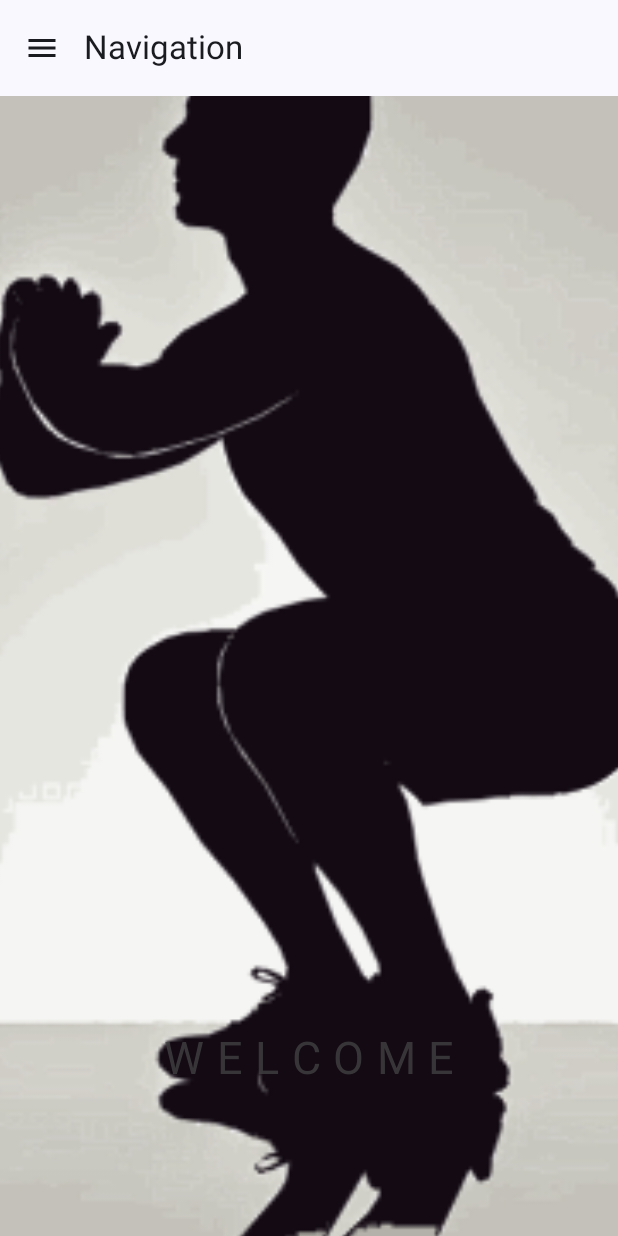
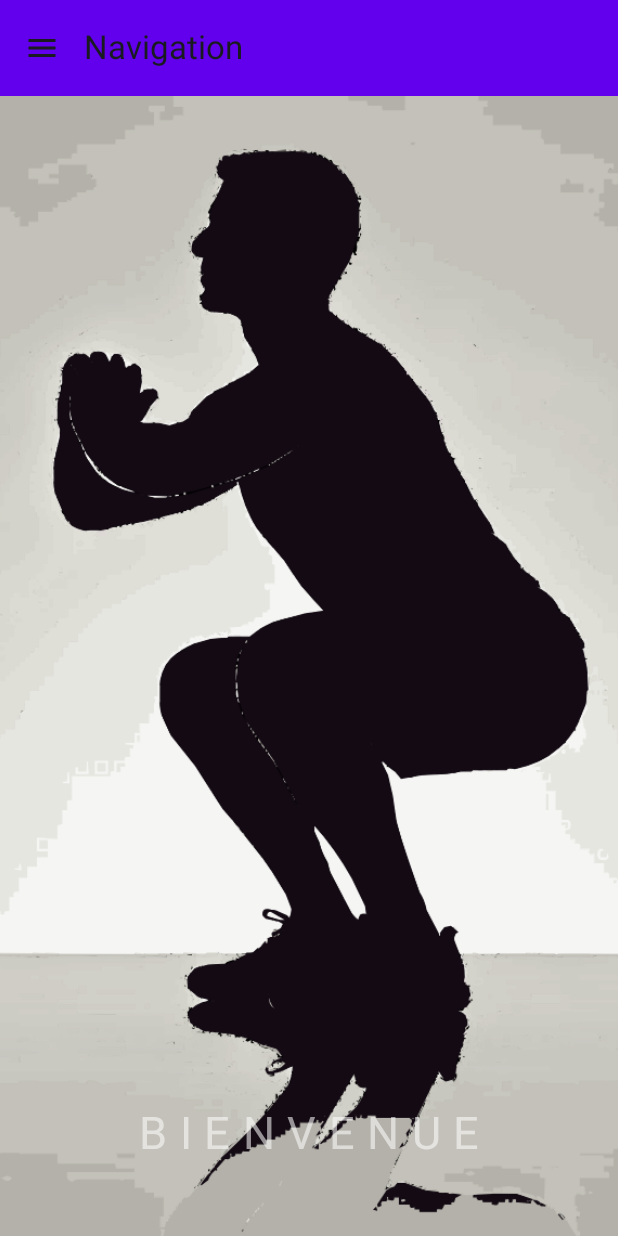
Before and after one commit to RobyCeo/tp5_application_final_roby, an Android app built with Jetpack Compose: the screen it shows after launch (MainActivity), on a phone screen of 412 x 824 dp. Run offline under Robolectric (Android 15) with nearby library versions, the phone set to English and light mode, and no system bars.

Commit message:
correction du menu

```diff
--- a/roby_final/application_final_roberto/app/build.gradle.kts
+++ b/roby_final/application_final_roberto/app/build.gradle.kts
@@ -59,6 +59,8 @@ dependencies {
     implementation("io.coil-kt:coil-compose:2.2.2")
     implementation("androidx.compose.material:material-icons-extended:1.5.0")
     implementation("androidx.navigation:navigation-compose:2.6.0")
+    implementation("androidx.compose.material:material-icons-extended:<latest_version>")
+
 
 
 }
--- a/roby_final/application_final_roberto/app/src/main/java/com/example/tp5_application_finale_roberto/HomePage.kt
+++ b/roby_final/application_final_roberto/app/src/main/java/com/example/tp5_application_finale_roberto/HomePage.kt
@@ -9,8 +9,11 @@ import androidx.compose.ui.Modifier
 import androidx.compose.ui.graphics.Color
 import androidx.compose.ui.graphics.graphicsLayer
 import androidx.compose.ui.res.painterResource
+import androidx.compose.ui.text.font.FontStyle
+import androidx.compose.ui.text.font.FontWeight
 import androidx.compose.ui.unit.dp
 import androidx.compose.ui.unit.sp
+import org.intellij.lang.annotations.JdkConstants
 
 @OptIn(ExperimentalMaterial3Api::class)
 @Composable
@@ -18,7 +21,7 @@ fun HomePage(paddingValues: PaddingValues) {
     // Animation pour l'image (respiration)
     val infiniteTransition = rememberInfiniteTransition()
     val scale by infiniteTransition.animateFloat(
-        initialValue = 3.0f,
+        initialValue = 3.4f,
         targetValue = 3.5f,
         animationSpec = infiniteRepeatable(
             animation = tween(durationMillis = 1000, easing = LinearEasing),
@@ -64,13 +67,16 @@ fun HomePage(paddingValues: PaddingValues) {
 
             // Texte animé (scintillement avec alpha)
             Text(
-                text = "W E L C O M E",
+                text = "B I E N V E N U E",
                 fontSize = 30.sp,
-                color = Color.DarkGray,
+                color = Color.White,
+                fontStyle = FontStyle.Italic,
+                fontWeight = FontWeight.Bold,
                 modifier = Modifier
                     .align(Alignment.BottomCenter)
                     .padding(bottom = 100.dp)
-                    .graphicsLayer(alpha = textAlpha) // Animation de transparence
+                    .offset(x = 20.dp)
+                    .graphicsLayer(alpha = textAlpha) // Animation de transparenc
             )
         }
     }
--- a/roby_final/application_final_roberto/app/src/main/java/com/example/tp5_application_finale_roberto/HomePageWithNav.kt
+++ b/roby_final/application_final_roberto/app/src/main/java/com/example/tp5_application_finale_roberto/HomePageWithNav.kt
@@ -1,7 +1,12 @@
 import androidx.compose.animation.core.*
+import androidx.compose.foundation.Image
+import androidx.compose.foundation.background
+import androidx.compose.foundation.clickable
 import androidx.compose.foundation.layout.*
 import androidx.compose.foundation.text.ClickableText
 import androidx.compose.material.icons.Icons
+import androidx.compose.material.icons.automirrored.filled.List
+import androidx.compose.material.icons.filled.Home
 import androidx.compose.material.icons.filled.Menu
 import androidx.compose.material3.*
 import androidx.compose.runtime.*
@@ -9,6 +14,8 @@ import androidx.compose.ui.Alignment
 import androidx.compose.ui.Modifier
 import androidx.compose.ui.graphics.Color
 import androidx.compose.ui.graphics.graphicsLayer
+import androidx.compose.ui.layout.ContentScale
+import androidx.compose.ui.res.painterResource
 import androidx.compose.ui.text.AnnotatedString
 import androidx.compose.ui.unit.dp
 import androidx.compose.ui.unit.sp
@@ -28,10 +35,11 @@ fun HomePageWithNav() {
             DrawerContent(
                 onItemClick = { option ->
                     selectedOption = option // Met à jour l'option sélectionnée
-                    scope.launch { drawerState.close() } // Ferme le menu
+                    scope.launch { drawerState.close() } // Ferme le menu après sélection
                 }
             )
-        }
+        },
+        modifier = Modifier.fillMaxSize() // Empêche le débordement visuel
     ) {
         Scaffold(
             topBar = {
@@ -39,51 +47,27 @@ fun HomePageWithNav() {
                     title = { Text("Navigation") },
                     navigationIcon = {
                         IconButton(onClick = { scope.launch { drawerState.open() } }) {
-                            Icon(Icons.Filled.Menu, contentDescription = "Menu")
+                            Icon(
+                                imageVector = Icons.Filled.Menu,
+                                contentDescription = "Menu"
+                            )
                         }
-                    }
+                    },
+                    colors = TopAppBarDefaults.mediumTopAppBarColors(
+                        containerColor = Color(0xFF6200EE) // Couleur mauve pour la barre supérieure
+                    )
                 )
             }
         ) { paddingValues ->
-            when (selectedOption) {
-                "Home" -> HomePage(paddingValues)
-                "Liste des exercices" -> ExerciseListScreen()
+            Box(modifier = Modifier.padding(paddingValues).fillMaxSize()) {
+                when (selectedOption) {
+                    "Home" -> AnimatedHomeScreen() // Réintroduire les animations
+                    "Liste des exercices" -> ExerciseListScreen()
+                    "Retour à l'accueil" -> AnimatedHomeScreen()
+                }
             }
         }
     }
-}
-
-
-@OptIn(ExperimentalMaterial3Api::class)
-@Composable
-fun AnimatedTopAppBar(onMenuClick: () -> Unit) {
-    // Animation pour le titre
-    val infiniteTransition = rememberInfiniteTransition()
-    val scale by infiniteTransition.animateFloat(
-        initialValue = 0.9f,
-        targetValue = 1.1f,
-        animationSpec = infiniteRepeatable(
-            animation = tween(durationMillis = 1000, easing = LinearEasing),
-            repeatMode = RepeatMode.Reverse
-        )
-    )
-
-    TopAppBar(
-        title = {
-            Text(
-                text = "N A V I G A T I O N",
-                fontSize = 20.sp,
-                color = Color.White,
-                modifier = Modifier.graphicsLayer(scaleX = scale, scaleY = scale) // Animation
-            )
-        },
-        navigationIcon = {
-            IconButton(onClick = { onMenuClick() }) {
-                Icon(Icons.Filled.Menu, contentDescription = "Menu")
-            }
-        },
-        colors = TopAppBarDefaults.mediumTopAppBarColors(containerColor = Color(0xFF6200EE))
-    )
 }
 
 @Composable
@@ -91,20 +75,80 @@ fun DrawerContent(onItemClick: (String) -> Unit) {
     Column(
         modifier = Modifier
             .fillMaxHeight()
+            .width(200.dp) // Réduction de la largeur du tiroir
+            .background(Color(0xFF6200EE)) // Fond violet du menu
             .padding(16.dp),
         verticalArrangement = Arrangement.Top
     ) {
         Text(
             text = "Menu",
-            fontSize = 30.sp, // Texte plus grand pour le titre du menu
+            fontSize = 24.sp,
+            color = Color.White,
             modifier = Modifier.padding(bottom = 24.dp)
         )
         ClickableText(
             text = AnnotatedString("Liste des exercices"),
             onClick = { onItemClick("Liste des exercices") },
-            modifier = Modifier
-                .padding(vertical = 16.dp)
-                .fillMaxWidth()
+            modifier = Modifier.padding(vertical = 12.dp)
+        )
+        ClickableText(
+            text = AnnotatedString("Retour à l'accueil"),
+            onClick = { onItemClick("Retour à l'accueil") },
+            modifier = Modifier.padding(vertical = 12.dp)
         )
     }
 }
+
+@Composable
+fun AnimatedHomeScreen() {
+    // Animation pour l'image (effet de respiration)
+    val infiniteTransition = rememberInfiniteTransition()
+    val scale by infiniteTransition.animateFloat(
+        initialValue = 1.06f,
+        targetValue = 1.1f,
+        animationSpec = infiniteRepeatable(
+            animation = tween(durationMillis = 2000, easing = LinearEasing),
+            repeatMode = RepeatMode.Reverse
+        )
+    )
+
+    // Animation pour le texte (effet de scintillement)
+    val textAlpha by infiniteTransition.animateFloat(
+        initialValue = 0.5f,
+        targetValue = 1f,
+        animationSpec = infiniteRepeatable(
+            animation = tween(durationMillis = 1500, easing = LinearEasing),
+            repeatMode = RepeatMode.Reverse
+        )
+    )
+
+    Box(
+        modifier = Modifier
+            .fillMaxSize()
+            .background(Color.Black), // Fond noir pour contraste
+        contentAlignment = Alignment.Center
+    ) {
+        Image(
+            painter = painterResource(id = com.example.tp5_application_finale_roberto.R.drawable.download),
+            contentDescription = "Silhouette d'une personne qui s'entraîne",
+            contentScale = ContentScale.Crop, // Adapte l'image pour remplir tout l'espace
+            modifier = Modifier
+                .fillMaxSize() // Remplit toute la hauteur et largeur
+                .graphicsLayer(
+                    scaleX = scale,
+                    scaleY = scale // Animation d'effet de respiration
+                )
+        )
+
+        // Texte animé (scintillement)
+        Text(
+            text = "B I E N V E N U E",
+            fontSize = 30.sp,
+            color = Color.White,
+            modifier = Modifier
+                .align(Alignment.BottomCenter)
+                .padding(bottom = 50.dp)
+                .graphicsLayer(alpha = textAlpha)
+        )
+    }
+}
```
